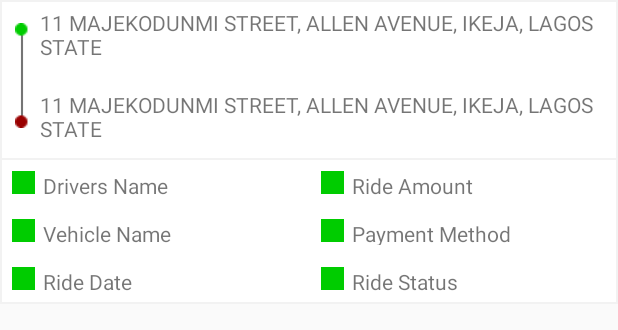
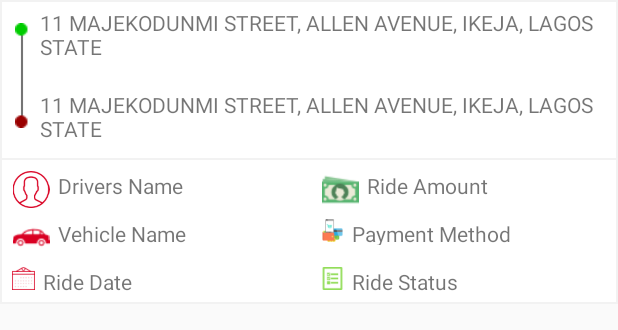
Before and after one commit to chumylee/gravy_driver, an Android app: the layout ride_history_single_item.xml on its own in the app's theme, with its tools: preview values and no code run, on a phone screen of 412 x 824 dp. Shown: the top 330 px of the screen. Run offline under Robolectric (Android 15) with nearby library versions, the phone set to English and light mode, and no system bars.

Commit message:
Added icons for driver ride history retrieval

```diff
--- a/app/src/main/java/com/wareproz/mac/gravydriver/RideHistoryActivity.java
+++ b/app/src/main/java/com/wareproz/mac/gravydriver/RideHistoryActivity.java
@@ -68,6 +68,7 @@ public class RideHistoryActivity extends AppCompatActivity {
             session = new SessionManagement(RideHistoryActivity.this);
             progressDialog = new ProgressDialog(RideHistoryActivity.this);
             progressDialog.setMessage("Fetching ride history. Please wait...");
+            progressDialog.setCancelable(false);
             progressDialog.show();
         }
 
--- a/app/src/main/res/layout/ride_history_single_item.xml
+++ b/app/src/main/res/layout/ride_history_single_item.xml
@@ -75,15 +75,15 @@
 
 
                     <ImageView
-                        android:layout_width="15dp"
-                        android:layout_height="15dp"
                         android:id="@+id/driverIcon"
-                        android:layout_alignParentTop="true"
+                        android:layout_width="25dp"
+                        android:layout_height="25dp"
                         android:layout_alignParentLeft="true"
                         android:layout_alignParentStart="true"
+                        android:layout_alignParentTop="true"
                         android:layout_marginLeft="8dp"
                         android:layout_marginTop="7dp"
-                        android:background="#00CC00" />
+                        android:src="@drawable/user" />
 
                     <TextView
                         android:id="@+id/driver_name"
@@ -105,15 +105,15 @@
 
 
                     <ImageView
-                        android:layout_width="15dp"
-                        android:layout_height="15dp"
                         android:id="@+id/vehicleIcon1"
-                        android:layout_alignParentTop="true"
+                        android:layout_width="25dp"
+                        android:layout_height="25dp"
                         android:layout_alignParentLeft="true"
                         android:layout_alignParentStart="true"
+                        android:layout_alignParentTop="true"
                         android:layout_marginLeft="8dp"
                         android:layout_marginTop="7dp"
-                        android:background="#00CC00" />
+                        android:src="@drawable/car" />
 
                     <TextView
                         android:id="@+id/vehicle_name"
@@ -138,12 +138,12 @@
                         android:id="@+id/dateIcon1"
                         android:layout_width="15dp"
                         android:layout_height="15dp"
+                        android:src="@drawable/calendar"
                         android:layout_alignParentLeft="true"
                         android:layout_alignParentStart="true"
                         android:layout_alignParentTop="true"
                         android:layout_marginLeft="8dp"
-                        android:layout_marginTop="7dp"
-                        android:background="#00CC00" />
+                        android:layout_marginTop="7dp" />
 
                     <TextView
                         android:id="@+id/ride_date"
@@ -173,25 +173,25 @@
 
 
                     <ImageView
-                        android:layout_width="15dp"
-                        android:layout_height="15dp"
-                        android:id="@+id/driverIcon1"
-                        android:layout_alignParentTop="true"
+                        android:id="@+id/rideamounticon"
+                        android:layout_width="25dp"
+                        android:layout_height="25dp"
                         android:layout_alignParentLeft="true"
                         android:layout_alignParentStart="true"
+                        android:layout_alignParentTop="true"
                         android:layout_marginLeft="8dp"
                         android:layout_marginTop="7dp"
-                        android:background="#00CC00" />
+                        android:src="@drawable/notes" />
 
                     <TextView
                         android:id="@+id/ride_amount"
                         android:layout_width="wrap_content"
                         android:layout_height="wrap_content"
-                        android:layout_alignTop="@+id/driverIcon1"
+                        android:layout_alignTop="@+id/rideamounticon"
                         android:layout_marginBottom="7dp"
                         android:layout_marginLeft="5dp"
-                        android:layout_toEndOf="@+id/driverIcon1"
-                        android:layout_toRightOf="@+id/driverIcon1"
+                        android:layout_toEndOf="@+id/rideamounticon"
+                        android:layout_toRightOf="@+id/rideamounticon"
                         android:text="Ride Amount"
                         android:textAppearance="?android:attr/textAppearanceSmall" />
 
@@ -203,15 +203,15 @@
 
 
                     <ImageView
+                        android:id="@+id/vehicleIcon"
                         android:layout_width="15dp"
                         android:layout_height="15dp"
-                        android:id="@+id/vehicleIcon"
-                        android:layout_alignParentTop="true"
                         android:layout_alignParentLeft="true"
                         android:layout_alignParentStart="true"
+                        android:layout_alignParentTop="true"
                         android:layout_marginLeft="8dp"
                         android:layout_marginTop="7dp"
-                        android:background="#00CC00" />
+                        android:src="@drawable/payment_method" />
 
                     <TextView
                         android:id="@+id/payment_method"
@@ -233,25 +233,25 @@
 
 
                     <ImageView
+                        android:id="@+id/ridestatus"
                         android:layout_width="15dp"
                         android:layout_height="15dp"
-                        android:id="@+id/dateIcon"
-                        android:layout_alignParentTop="true"
+                        android:src="@drawable/icon"
                         android:layout_alignParentLeft="true"
                         android:layout_alignParentStart="true"
+                        android:layout_alignParentTop="true"
                         android:layout_marginLeft="8dp"
-                        android:layout_marginTop="7dp"
-                        android:background="#00CC00" />
+                        android:layout_marginTop="7dp" />
 
                     <TextView
                         android:id="@+id/ride_status"
                         android:layout_width="wrap_content"
                         android:layout_height="wrap_content"
-                        android:layout_alignTop="@+id/dateIcon"
+                        android:layout_alignTop="@+id/ridestatus"
                         android:layout_marginBottom="7dp"
                         android:layout_marginLeft="5dp"
-                        android:layout_toEndOf="@+id/dateIcon"
-                        android:layout_toRightOf="@+id/dateIcon"
+                        android:layout_toEndOf="@+id/ridestatus"
+                        android:layout_toRightOf="@+id/ridestatus"
                         android:text="Ride Status"
                         android:textAppearance="?android:attr/textAppearanceSmall" />
 
```
Also changed, not shown: app/src/main/res/drawable/calendar.png (added), app/src/main/res/drawable/car.png (added), app/src/main/res/drawable/icon.png (added), app/src/main/res/drawable/notes.png (added), app/src/main/res/drawable/payment_method.png (added), app/src/main/res/drawable/user.png (added).
